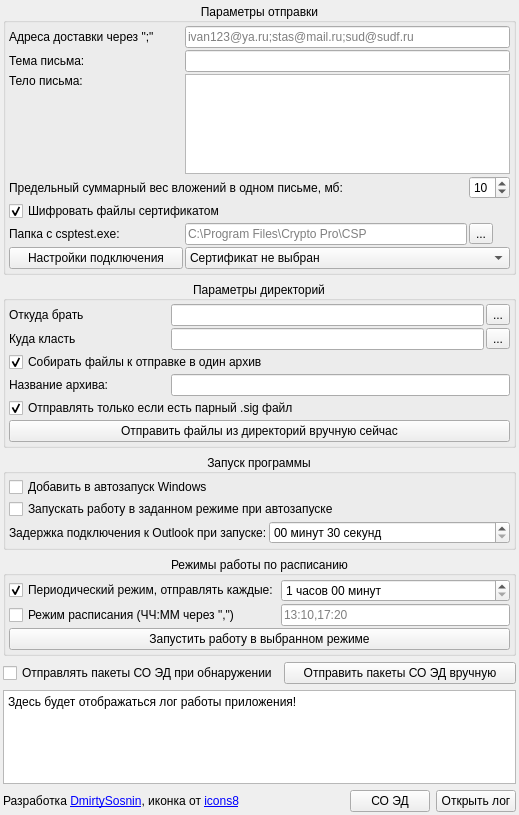
Qt form UI/main_2.ui (DimulyaPlay/OutlookAutosender) before a commit.
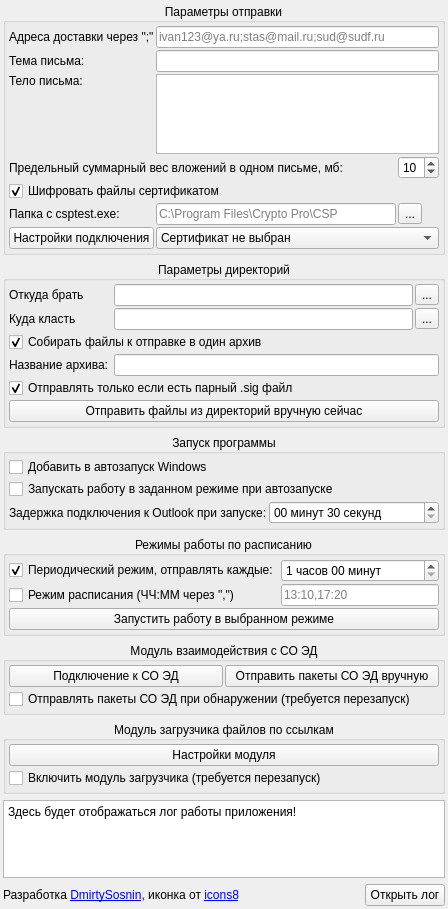
The same form after that commit.

Patch:
```diff
--- a/UI/main_2.ui
+++ b/UI/main_2.ui
@@ -6,8 +6,8 @@
    <rect>
     <x>0</x>
     <y>0</y>
-    <width>519</width>
-    <height>815</height>
+    <width>448</width>
+    <height>909</height>
    </rect>
   </property>
   <property name="windowTitle">
@@ -27,33 +27,13 @@
     <property name="bottomMargin">
      <number>3</number>
     </property>
-    <item row="10" column="3">
+    <item row="11" column="3">
      <widget class="QPushButton" name="pushButton_log">
       <property name="text">
        <string>Открыть лог</string>
       </property>
      </widget>
     </item>
-    <item row="10" column="2">
-     <widget class="QPushButton" name="pushButton_edo">
-      <property name="text">
-       <string>СО ЭД</string>
-      </property>
-     </widget>
-    </item>
-    <item row="10" column="0">
-     <widget class="QLabel" name="label_9">
-      <property name="text">
-       <string>&lt;html&gt;&lt;head/&gt;&lt;body&gt;&lt;p&gt;Разработка &lt;a href=&quot;https://boosty.to/microrazrab&quot;&gt;&lt;span style=&quot; text-decoration: underline; color:#0000ff;&quot;&gt;DmirtySosnin&lt;/span&gt;&lt;/a&gt;, иконка от &lt;a href=&quot;https://icons8.ru/&quot;&gt;&lt;span style=&quot; text-decoration: underline; color:#0000ff;&quot;&gt;icons8&lt;/span&gt;&lt;/a&gt;&lt;/p&gt;&lt;/body&gt;&lt;/html&gt;</string>
-      </property>
-      <property name="textFormat">
-       <enum>Qt::RichText</enum>
-      </property>
-      <property name="openExternalLinks">
-       <bool>true</bool>
-      </property>
-     </widget>
-    </item>
     <item row="4" column="0" colspan="4">
      <widget class="QGroupBox" name="groupBox_4">
       <property name="sizePolicy">
@@ -151,25 +131,6 @@
       </layout>
      </widget>
     </item>
-    <item row="9" column="0" colspan="4">
-     <widget class="QPlainTextEdit" name="plainTextEdit_log">
-      <property name="sizePolicy">
-       <sizepolicy hsizetype="Expanding" vsizetype="Preferred">
-        <horstretch>0</horstretch>
-        <verstretch>0</verstretch>
-       </sizepolicy>
-      </property>
-      <property name="undoRedoEnabled">
-       <bool>false</bool>
-      </property>
-      <property name="readOnly">
-       <bool>true</bool>
-      </property>
-      <property name="plainText">
-       <string>Здесь будет отображаться лог работы приложения!</string>
-      </property>
-     </widget>
-    </item>
     <item row="3" column="0" colspan="4">
      <widget class="QGroupBox" name="groupBox_5">
       <property name="sizePolicy">
@@ -256,13 +217,6 @@
       </layout>
      </widget>
     </item>
-    <item row="8" column="0">
-     <widget class="QCheckBox" name="checkBox_autosend_edo">
-      <property name="text">
-       <string>Отправлять пакеты СО ЭД при обнаружении</string>
-      </property>
-     </widget>
-    </item>
     <item row="1" column="0" colspan="4">
      <widget class="QGroupBox" name="groupBox_3">
       <property name="sizePolicy">
@@ -415,14 +369,7 @@
       </layout>
      </widget>
     </item>
-    <item row="8" column="1" colspan="3">
-     <widget class="QPushButton" name="pushButto_send_edo_manual">
-      <property name="text">
-       <string>Отправить пакеты СО ЭД вручную</string>
-      </property>
-     </widget>
-    </item>
-    <item row="10" column="1">
+    <item row="11" column="1">
      <spacer name="horizontalSpacer">
       <property name="orientation">
        <enum>Qt::Horizontal</enum>
@@ -435,6 +382,76 @@
       </property>
      </spacer>
     </item>
+    <item row="5" column="0" colspan="4">
+     <widget class="QGroupBox" name="groupBox">
+      <property name="sizePolicy">
+       <sizepolicy hsizetype="Preferred" vsizetype="Maximum">
+        <horstretch>0</horstretch>
+        <verstretch>0</verstretch>
+       </sizepolicy>
+      </property>
+      <property name="title">
+       <string>Модуль взаимодействия с СО ЭД</string>
+      </property>
+      <property name="alignment">
+       <set>Qt::AlignCenter</set>
+      </property>
+      <property name="flat">
+       <bool>true</bool>
+      </property>
+      <layout class="QGridLayout" name="gridLayout_6">
+       <property name="leftMargin">
+        <number>3</number>
+       </property>
+       <property name="topMargin">
+        <number>3</number>
+       </property>
+       <property name="rightMargin">
+        <number>3</number>
+       </property>
+       <property name="bottomMargin">
+        <number>3</number>
+       </property>
+       <property name="spacing">
+        <number>2</number>
+       </property>
+       <item row="0" column="0">
+        <widget class="QPushButton" name="pushButton_edo">
+         <property name="text">
+          <string>Подключение к СО ЭД</string>
+         </property>
+        </widget>
+       </item>
+       <item row="0" column="1">
+        <widget class="QPushButton" name="pushButto_send_edo_manual">
+         <property name="text">
+          <string>Отправить пакеты СО ЭД вручную</string>
+         </property>
+        </widget>
+       </item>
+       <item row="1" column="0" colspan="2">
+        <widget class="QCheckBox" name="checkBox_autosend_edo">
+         <property name="text">
+          <string>Отправлять пакеты СО ЭД при обнаружении (требуется перезапуск)</string>
+         </property>
+        </widget>
+       </item>
+      </layout>
+     </widget>
+    </item>
+    <item row="11" column="0">
+     <widget class="QLabel" name="label_9">
+      <property name="text">
+       <string>&lt;html&gt;&lt;head/&gt;&lt;body&gt;&lt;p&gt;Разработка &lt;a href=&quot;https://boosty.to/microrazrab&quot;&gt;&lt;span style=&quot; text-decoration: underline; color:#0000ff;&quot;&gt;DmirtySosnin&lt;/span&gt;&lt;/a&gt;, иконка от &lt;a href=&quot;https://icons8.ru/&quot;&gt;&lt;span style=&quot; text-decoration: underline; color:#0000ff;&quot;&gt;icons8&lt;/span&gt;&lt;/a&gt;&lt;/p&gt;&lt;/body&gt;&lt;/html&gt;</string>
+      </property>
+      <property name="textFormat">
+       <enum>Qt::RichText</enum>
+      </property>
+      <property name="openExternalLinks">
+       <bool>true</bool>
+      </property>
+     </widget>
+    </item>
     <item row="0" column="0" colspan="4">
      <widget class="QGroupBox" name="groupBox_2">
       <property name="sizePolicy">
@@ -536,7 +553,7 @@
          <property name="maximumSize">
           <size>
            <width>16777215</width>
-           <height>100</height>
+           <height>80</height>
           </size>
          </property>
         </widget>
@@ -630,6 +647,75 @@
       </layout>
      </widget>
     </item>
+    <item row="10" column="0" colspan="4">
+     <widget class="QPlainTextEdit" name="plainTextEdit_log">
+      <property name="sizePolicy">
+       <sizepolicy hsizetype="Expanding" vsizetype="Preferred">
+        <horstretch>0</horstretch>
+        <verstretch>0</verstretch>
+       </sizepolicy>
+      </property>
+      <property name="undoRedoEnabled">
+       <bool>false</bool>
+      </property>
+      <property name="readOnly">
+       <bool>true</bool>
+      </property>
+      <property name="plainText">
+       <string>Здесь будет отображаться лог работы приложения!</string>
+      </property>
+     </widget>
+    </item>
+    <item row="6" column="0" colspan="4">
+     <widget class="QGroupBox" name="groupBox_6">
+      <property name="sizePolicy">
+       <sizepolicy hsizetype="Preferred" vsizetype="Maximum">
+        <horstretch>0</horstretch>
+        <verstretch>0</verstretch>
+       </sizepolicy>
+      </property>
+      <property name="title">
+       <string>Модуль загрузчика файлов по ссылкам</string>
+      </property>
+      <property name="alignment">
+       <set>Qt::AlignCenter</set>
+      </property>
+      <property name="flat">
+       <bool>true</bool>
+      </property>
+      <layout class="QGridLayout" name="gridLayout_7">
+       <property name="leftMargin">
+        <number>3</number>
+       </property>
+       <property name="topMargin">
+        <number>3</number>
+       </property>
+       <property name="rightMargin">
+        <number>3</number>
+       </property>
+       <property name="bottomMargin">
+        <number>3</number>
+       </property>
+       <property name="spacing">
+        <number>2</number>
+       </property>
+       <item row="0" column="0">
+        <widget class="QPushButton" name="pushButton_setup_dm">
+         <property name="text">
+          <string>Настройки модуля</string>
+         </property>
+        </widget>
+       </item>
+       <item row="1" column="0">
+        <widget class="QCheckBox" name="checkBox_start_dm">
+         <property name="text">
+          <string>Включить модуль загрузчика (требуется перезапуск)</string>
+         </property>
+        </widget>
+       </item>
+      </layout>
+     </widget>
+    </item>
    </layout>
   </widget>
  </widget>
```
